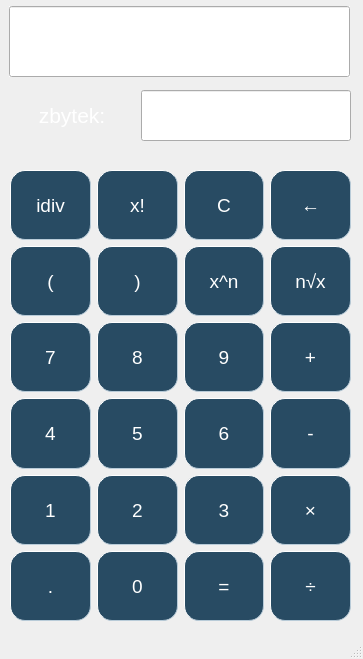
Before: the Qt Designer form src/ui/mainwindow.ui in Hellman666/ivs_project_2, drawn with Qt 5.
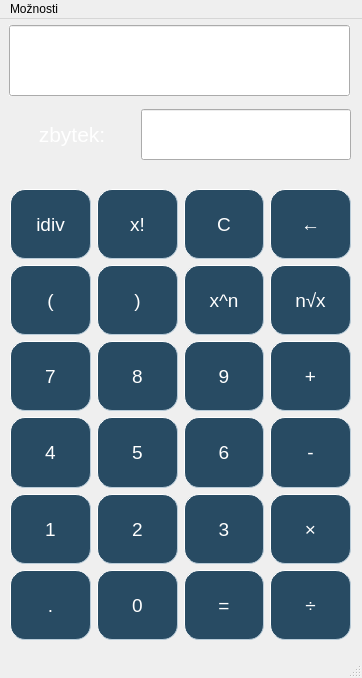
After: the same form once the commit is applied.

Patch:
```diff
--- a/src/ui/mainwindow.ui
+++ b/src/ui/mainwindow.ui
@@ -6,8 +6,8 @@
    <rect>
     <x>0</x>
     <y>0</y>
-    <width>363</width>
-    <height>659</height>
+    <width>362</width>
+    <height>678</height>
    </rect>
   </property>
   <property name="windowTitle">
@@ -978,6 +978,28 @@
    </widget>
   </widget>
   <widget class="QStatusBar" name="statusbar"/>
+  <widget class="QMenuBar" name="menuBar">
+   <property name="geometry">
+    <rect>
+     <x>0</x>
+     <y>0</y>
+     <width>362</width>
+     <height>25</height>
+    </rect>
+   </property>
+   <widget class="QMenu" name="Options">
+    <property name="title">
+     <string>Možnosti</string>
+    </property>
+    <addaction name="Help"/>
+   </widget>
+   <addaction name="Options"/>
+  </widget>
+  <action name="Help">
+   <property name="text">
+    <string>Nápověda</string>
+   </property>
+  </action>
  </widget>
  <resources/>
  <connections/>
```
